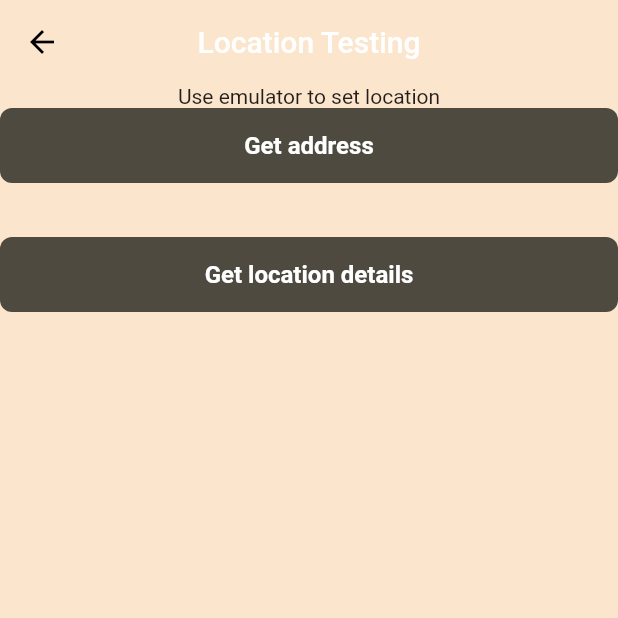
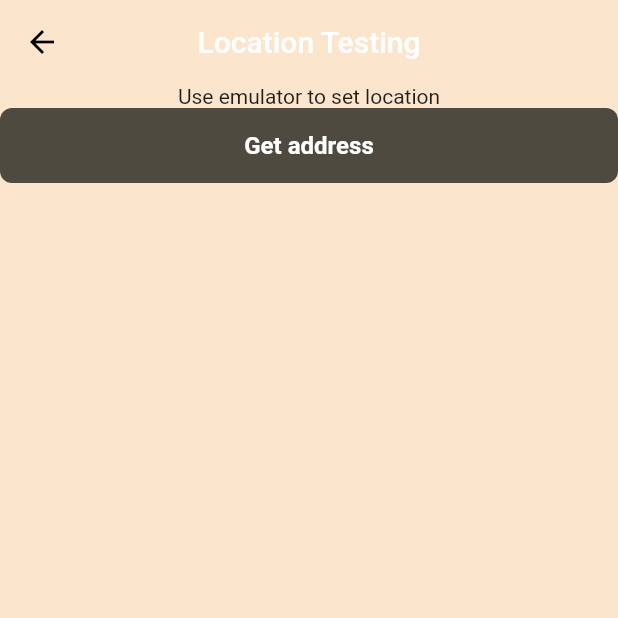
Before and after one commit to yunpeng1234/orbital_app, a Flutter app: the LocationTesting screen opened by its route, on a phone screen of 412 x 824 dp, the top half of it. Run offline on Flutter 3.47's test engine with Material 2 defaults, Android fonts, the phone set to English and light mode, and no system bars; our stand-ins replace cloud_firestore, firebase_auth, firebase_core, flutter_dotenv, flutter_spinkit, geocoding and 4 more; missing offline and left inert: geocoder, google_place, place_picker; accounts and stored records are empty.

Commit message:
Update location_testing.dart

```diff
--- a/lib/screens/location_testing.dart
+++ b/lib/screens/location_testing.dart
@@ -55,25 +55,25 @@ class _LocationTestingState extends State<LocationTesting> {
             ),
             verticalSpaceRegular,
             if (address != null) Text(address),
-            verticalSpaceRegular,
-            GestureDetector(
-              onTap: () async {
-                var temp = await _service.getNearbyLocations();
-              },
-              child: Container(
-                width: double.infinity,
-                height: 50,
-                alignment: Alignment.center,
-                decoration: BoxDecoration(
-                  color: greyButtonColor,
-                  borderRadius: BorderRadius.circular(8),
-                ),
-                child:  Text(
-                  'Get location details',
-                  style: TextStyle(
-                    color: Colors.white,
-                    fontWeight: FontWeight.bold,
-                    fontSize: 16,
+//             verticalSpaceRegular,
+//             GestureDetector(
+//               onTap: () async {
+//                 var temp = await _service.getNearbyLocations();
+//               },
+//               child: Container(
+//                 width: double.infinity,
+//                 height: 50,
+//                 alignment: Alignment.center,
+//                 decoration: BoxDecoration(
+//                   color: greyButtonColor,
+//                   borderRadius: BorderRadius.circular(8),
+//                 ),
+//                 child:  Text(
+//                   'Get location details',
+//                   style: TextStyle(
+//                     color: Colors.white,
+//                     fontWeight: FontWeight.bold,
+//                     fontSize: 16,
                   ),
                 ),
               ),
```
